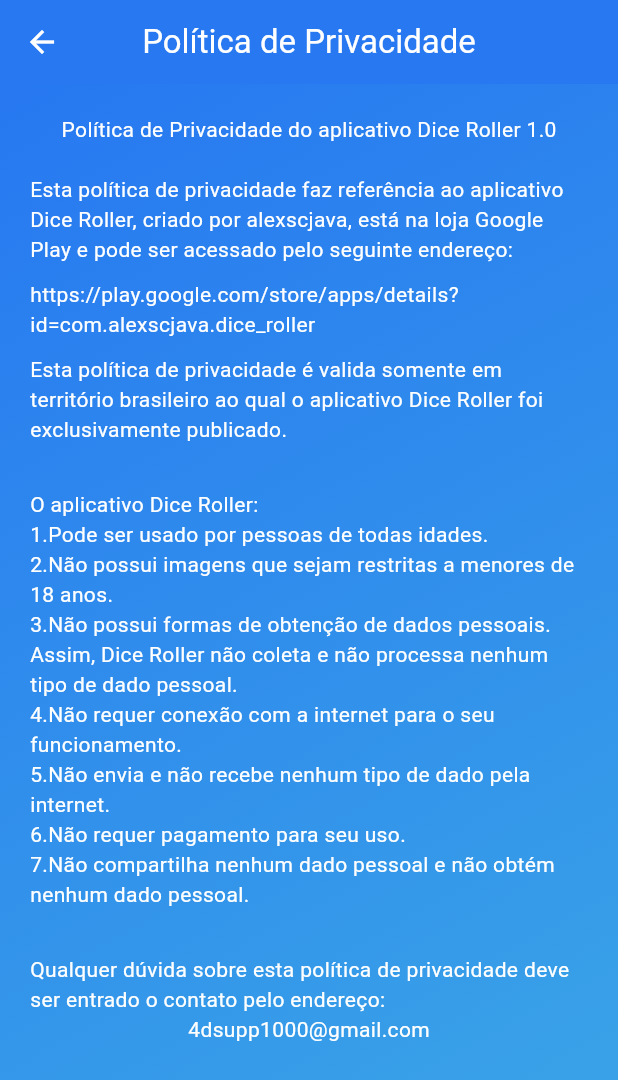
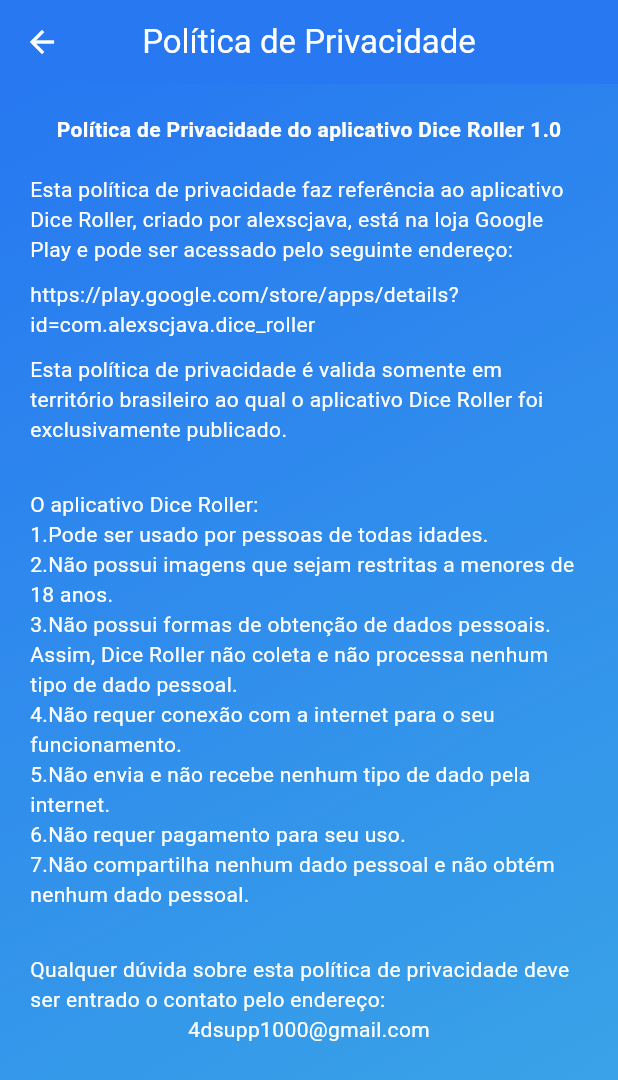
Before and after one commit to alexsc715/advanced_basics, a Flutter app: the PrivacyPolicy screen opened directly, on a phone screen of 412 x 824 dp. Shown: the top 1080 px of the screen. Run offline on Flutter 3.47's test engine with Material 3 defaults, Android fonts, the phone set to English and light mode, and no system bars.

Commit message:
added font weight to the title in Privacy Policy

```diff
--- a/lib/privacy_policy_txt.dart
+++ b/lib/privacy_policy_txt.dart
@@ -15,7 +15,10 @@
         child: Column(
           children: [
             Text("Política de Privacidade do aplicativo Dice Roller 1.0",
-                style: TextStyle(color: Colors.white)),
+                style: TextStyle(
+                  color: Colors.white,
+                  fontWeight: FontWeight.w700,
+                )),
             SizedBox(height: 20),
             Text(
                 "Esta política de privacidade faz referência ao aplicativo Dice Roller, criado por alexscjava, está na loja Google Play e pode ser acessado pelo seguinte endereço:",
```
